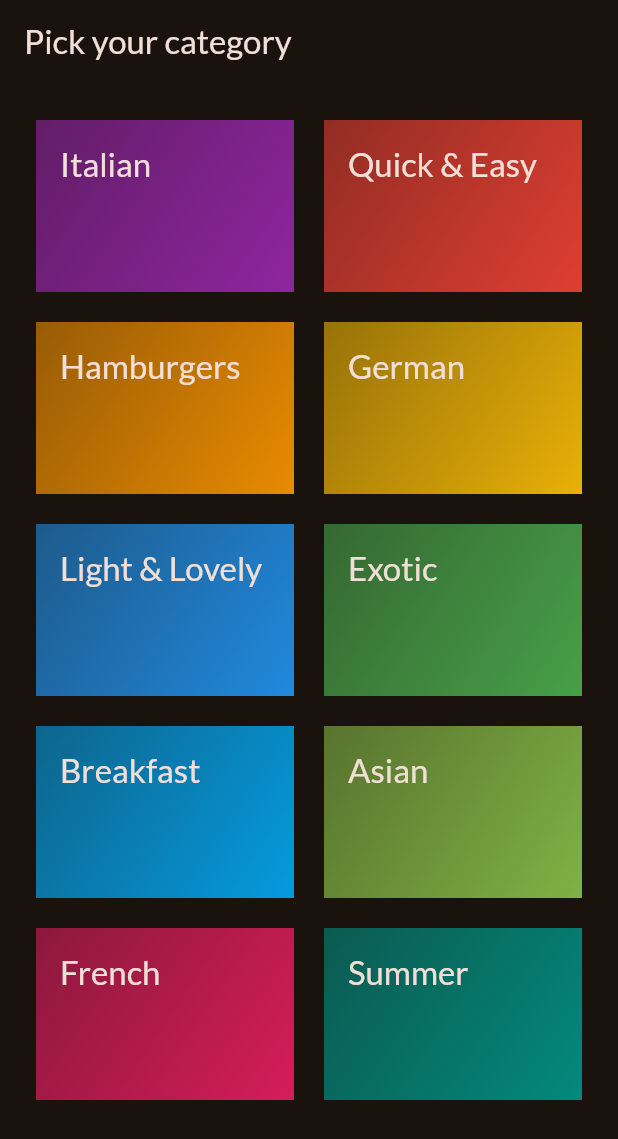
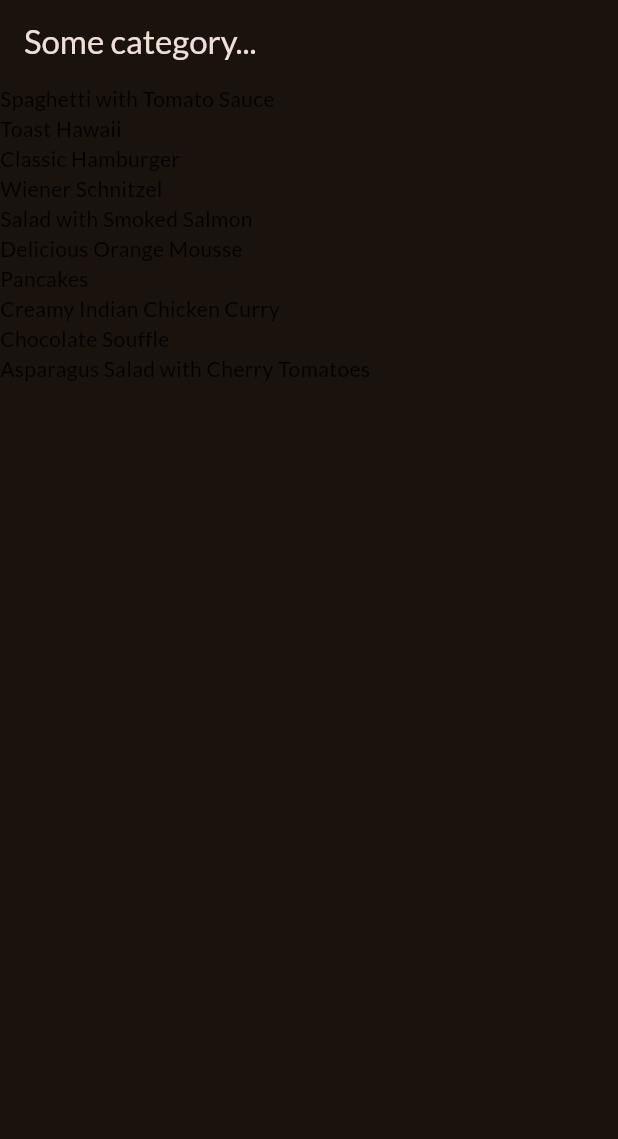
Before and after one commit to bhibbert/meals, a Flutter app: the screen it shows after launch, on a phone screen of 412 x 824 dp. Shown: the top 1139 px of the screen. Run offline on Flutter 3.47's test engine with Material 2 defaults, Android fonts, the phone set to English and light mode, and no system bars; our stand-ins replace google_fonts.

Commit message:
Added MealsScreen and Meals Data

```diff
--- a/lib/data/dummay_data.dart
+++ /dev/null
@@ -1,55 +0,0 @@
-import 'package:flutter/material.dart';
-import 'package:meals/models/meal_category.dart';
-
-const availableCategories = [
-  MealCategory(
-    id: 'c1',
-    title: 'Italian',
-    color: Colors.purple,
-  ),
-  MealCategory(
-    id: 'c2',
-    title: 'Quick & Easy',
-    color: Colors.red,
-  ),
-  MealCategory(
-    id: 'c3',
-    title: 'Hamburgers',
-    color: Colors.orange,
-  ),
-  MealCategory(
-    id: 'c4',
-    title: 'German',
-    color: Colors.amber,
-  ),
-  MealCategory(
-    id: 'c5',
-    title: 'Light & Lovely',
-    color: Colors.blue,
-  ),
-  MealCategory(
-    id: 'c6',
-    title: 'Exotic',
-    color: Colors.green,
-  ),
-  MealCategory(
-    id: 'c7',
-    title: 'Breakfast',
-    color: Colors.lightBlue,
-  ),
-  MealCategory(
-    id: 'c8',
-    title: 'Asian',
-    color: Colors.lightGreen,
-  ),
-  MealCategory(
-    id: 'c9',
-    title: 'French',
-    color: Colors.pink,
-  ),
-  MealCategory(
-    id: 'c10',
-    title: 'Summer',
-    color: Colors.teal,
-  ),
-];
--- /dev/null
+++ b/lib/data/dummy_data.dart
@@ -0,0 +1,409 @@
+import 'package:flutter/material.dart';
+
+import 'package:meals/models/category.dart';
+import 'package:meals/models/meal.dart';
+
+// Constants in Dart should be written in lowerCamelcase.
+const availableCategories = [
+  Category(
+    id: 'c1',
+    title: 'Italian',
+    color: Colors.purple,
+  ),
+  Category(
+    id: 'c2',
+    title: 'Quick & Easy',
+    color: Colors.red,
+  ),
+  Category(
+    id: 'c3',
+    title: 'Hamburgers',
+    color: Colors.orange,
+  ),
+  Category(
+    id: 'c4',
+    title: 'German',
+    color: Colors.amber,
+  ),
+  Category(
+    id: 'c5',
+    title: 'Light & Lovely',
+    color: Colors.blue,
+  ),
+  Category(
+    id: 'c6',
+    title: 'Exotic',
+    color: Colors.green,
+  ),
+  Category(
+    id: 'c7',
+    title: 'Breakfast',
+    color: Colors.lightBlue,
+  ),
+  Category(
+    id: 'c8',
+    title: 'Asian',
+    color: Colors.lightGreen,
+  ),
+  Category(
+    id: 'c9',
+    title: 'French',
+    color: Colors.pink,
+  ),
+  Category(
+    id: 'c10',
+    title: 'Summer',
+    color: Colors.teal,
+  ),
+];
+
+const dummyMeals = [
+  Meal(
+    id: 'm1',
+    categories: [
+      'c1',
+      'c2',
+    ],
+    title: 'Spaghetti with Tomato Sauce',
+    affordability: Affordability.affordable,
+    complexity: Complexity.simple,
+    imageUrl:
+        'https://upload.wikimedia.org/wikipedia/commons/thumb/2/20/Spaghetti_Bolognese_mit_Parmesan_oder_Grana_Padano.jpg/800px-Spaghetti_Bolognese_mit_Parmesan_oder_Grana_Padano.jpg',
+    duration: 20,
+    ingredients: [
+      '4 Tomatoes',
+      '1 Tablespoon of Olive Oil',
+      '1 Onion',
+      '250g Spaghetti',
+      'Spices',
+      'Cheese (optional)'
+    ],
+    steps: [
+      'Cut the tomatoes and the onion into small pieces.',
+      'Boil some water - add salt to it once it boils.',
+      'Put the spaghetti into the boiling water - they should be done in about 10 to 12 minutes.',
+      'In the meantime, heaten up some olive oil and add the cut onion.',
+      'After 2 minutes, add the tomato pieces, salt, pepper and your other spices.',
+      'The sauce will be done once the spaghetti are.',
+      'Feel free to add some cheese on top of the finished dish.'
+    ],
+    isGlutenFree: false,
+    isVegan: true,
+    isVegetarian: true,
+    isLactoseFree: true,
+  ),
+  Meal(
+    id: 'm2',
+    categories: [
+      'c2',
+    ],
+    title: 'Toast Hawaii',
+    affordability: Affordability.affordable,
+    complexity: Complexity.simple,
+    imageUrl:
+        'https://cdn.pixabay.com/photo/2018/07/11/21/51/toast-3532016_1280.jpg',
+    duration: 10,
+    ingredients: [
+      '1 Slice White Bread',
+      '1 Slice Ham',
+      '1 Slice Pineapple',
+      '1-2 Slices of Cheese',
+      'Butter'
+    ],
+    steps: [
+      'Butter one side of the white bread',
+      'Layer ham, the pineapple and cheese on the white bread',
+      'Bake the toast for round about 10 minutes in the oven at 200°C'
+    ],
+    isGlutenFree: false,
+    isVegan: false,
+    isVegetarian: false,
+    isLactoseFree: false,
+  ),
+  Meal(
+    id: 'm3',
+    categories: [
+      'c2',
+      'c3',
+    ],
+    title: 'Classic Hamburger',
+    affordability: Affordability.pricey,
+    complexity: Complexity.simple,
+    imageUrl:
+        'https://cdn.pixabay.com/photo/2014/10/23/18/05/burger-500054_1280.jpg',
+    duration: 45,
+    ingredients: [
+      '300g Cattle Hack',
+      '1 Tomato',
+      '1 Cucumber',
+      '1 Onion',
+      'Ketchup',
+      '2 Burger Buns'
+    ],
+    steps: [
+      'Form 2 patties',
+      'Fry the patties for c. 4 minutes on each side',
+      'Quickly fry the buns for c. 1 minute on each side',
+      'Bruch buns with ketchup',
+      'Serve burger with tomato, cucumber and onion'
+    ],
+    isGlutenFree: false,
+    isVegan: false,
+    isVegetarian: false,
+    isLactoseFree: true,
+  ),
+  Meal(
+    id: 'm4',
+    categories: [
+      'c4',
+    ],
+    title: 'Wiener Schnitzel',
+    affordability: Affordability.luxurious,
+    complexity: Complexity.challenging,
+    imageUrl:
+        'https://cdn.pixabay.com/photo/2018/03/31/19/29/schnitzel-3279045_1280.jpg',
+    duration: 60,
+    ingredients: [
+      '8 Veal Cutlets',
+      '4 Eggs',
+      '200g Bread Crumbs',
+      '100g Flour',
+      '300ml Butter',
+      '100g Vegetable Oil',
+      'Salt',
+      'Lemon Slices'
+    ],
+    steps: [
+      'Tenderize the veal to about 2–4mm, and salt on both sides.',
+      'On a flat plate, stir the eggs briefly with a fork.',
+      'Lightly coat the cutlets in flour then dip into the egg, and finally, coat in breadcrumbs.',
+      'Heat the butter and oil in a large pan (allow the fat to get very hot) and fry the schnitzels until golden brown on both sides.',
+      'Make sure to toss the pan regularly so that the schnitzels are surrounded by oil and the crumbing becomes ‘fluffy’.',
+      'Remove, and drain on kitchen paper. Fry the parsley in the remaining oil and drain.',
+      'Place the schnitzels on awarmed plate and serve garnishedwith parsley and slices of lemon.'
+    ],
+    isGlutenFree: false,
+    isVegan: false,
+    isVegetarian: false,
+    isLactoseFree: false,
+  ),
+  Meal(
+    id: 'm5',
+    categories: [
+      'c2'
+          'c5',
+      'c10',
+    ],
+    title: 'Salad with Smoked Salmon',
+    affordability: Affordability.luxurious,
+    complexity: Complexity.simple,
+    imageUrl:
+        'https://cdn.pixabay.com/photo/2016/10/25/13/29/smoked-salmon-salad-1768890_1280.jpg',
+    duration: 15,
+    ingredients: [
+      'Arugula',
+      'Lamb\'s Lettuce',
+      'Parsley',
+      'Fennel',
+      '200g Smoked Salmon',
+      'Mustard',
+      'Balsamic Vinegar',
+      'Olive Oil',
+      'Salt and Pepper'
+    ],
+    steps: [
+      'Wash and cut salad and herbs',
+      'Dice the salmon',
+      'Process mustard, vinegar and olive oil into a dessing',
+      'Prepare the salad',
+      'Add salmon cubes and dressing'
+    ],
+    isGlutenFree: true,
+    isVegan: false,
+    isVegetarian: true,
+    isLactoseFree: true,
+  ),
+  Meal(
+    id: 'm6',
+    categories: [
+      'c6',
+      'c10',
+    ],
+    title: 'Delicious Orange Mousse',
+    affordability: Affordability.affordable,
+    complexity: Complexity.hard,
+    imageUrl:
+        'https://cdn.pixabay.com/photo/2017/05/01/05/18/pastry-2274750_1280.jpg',
+    duration: 240,
+    ingredients: [
+      '4 Sheets of Gelatine',
+      '150ml Orange Juice',
+      '80g Sugar',
+      '300g Yoghurt',
+      '200g Cream',
+      'Orange Peel',
+    ],
+    steps: [
+      'Dissolve gelatine in pot',
+      'Add orange juice and sugar',
+      'Take pot off the stove',
+      'Add 2 tablespoons of yoghurt',
+      'Stir gelatin under remaining yoghurt',
+      'Cool everything down in the refrigerator',
+      'Whip the cream and lift it under die orange mass',
+      'Cool down again for at least 4 hours',
+      'Serve with orange peel',
+    ],
+    isGlutenFree: true,
+    isVegan: false,
+    isVegetarian: true,
+    isLactoseFree: false,
+  ),
+  Meal(
+    id: 'm7',
+    categories: [
+      'c7',
+    ],
+    title: 'Pancakes',
+    affordability: Affordability.affordable,
+    complexity: Complexity.simple,
+    imageUrl:
+        'https://cdn.pixabay.com/photo/2018/07/10/21/23/pancake-3529653_1280.jpg',
+    duration: 20,
+    ingredients: [
+      '1 1/2 Cups all-purpose Flour',
+      '3 1/2 Teaspoons Baking Powder',
+      '1 Teaspoon Salt',
+      '1 Tablespoon White Sugar',
+      '1 1/4 cups Milk',
+      '1 Egg',
+      '3 Tablespoons Butter, melted',
+    ],
+    steps: [
+      'In a large bowl, sift together the flour, baking powder, salt and sugar.',
+      'Make a well in the center and pour in the milk, egg and melted butter; mix until smooth.',
+      'Heat a lightly oiled griddle or frying pan over medium high heat.',
+      'Pour or scoop the batter onto the griddle, using approximately 1/4 cup for each pancake. Brown on both sides and serve hot.'
+    ],
+    isGlutenFree: true,
+    isVegan: false,
+    isVegetarian: true,
+    isLactoseFree: false,
+  ),
+  Meal(
+    id: 'm8',
+    categories: [
+      'c8',
+    ],
+    title: 'Creamy Indian Chicken Curry',
+    affordability: Affordability.pricey,
+    complexity: Complexity.challenging,
+    imageUrl:
+        'https://cdn.pixabay.com/photo/2018/06/18/16/05/indian-food-3482749_1280.jpg',
+    duration: 35,
+    ingredients: [
+      '4 Chicken Breasts',
+      '1 Onion',
+      '2 Cloves of Garlic',
+      '1 Piece of Ginger',
+      '4 Tablespoons Almonds',
+      '1 Teaspoon Cayenne Pepper',
+      '500ml Coconut Milk',
+    ],
+    steps: [
+      'Slice and fry the chicken breast',
+      'Process onion, garlic and ginger into paste and sauté everything',
+      'Add spices and stir fry',
+      'Add chicken breast + 250ml of water and cook everything for 10 minutes',
+      'Add coconut milk',
+      'Serve with rice'
+    ],
+    isGlutenFree: true,
+    isVegan: false,
+    isVegetarian: false,
+    isLactoseFree: true,
+  ),
+  Meal(
+    id: 'm9',
+    categories: [
+      'c9',
+    ],
+    title: 'Chocolate Souffle',
+    affordability: Affordability.affordable,
+    complexity: Complexity.hard,
+    imageUrl:
+        'https://cdn.pixabay.com/photo/2014/08/07/21/07/souffle-412785_1280.jpg',
+    duration: 45,
+    ingredients: [
+      '1 Teaspoon melted Butter',
+      '2 Tablespoons white Sugar',
+      '2 Ounces 70% dark Chocolate, broken into pieces',
+      '1 Tablespoon Butter',
+      '1 Tablespoon all-purpose Flour',
+      '4 1/3 tablespoons cold Milk',
+      '1 Pinch Salt',
+      '1 Pinch Cayenne Pepper',
+      '1 Large Egg Yolk',
+      '2 Large Egg Whites',
+      '1 Pinch Cream of Tartar',
+      '1 Tablespoon white Sugar',
+    ],
+    steps: [
+      'Preheat oven to 190°C. Line a rimmed baking sheet with parchment paper.',
+      'Brush bottom and sides of 2 ramekins lightly with 1 teaspoon melted butter; cover bottom and sides right up to the rim.',
+      'Add 1 tablespoon white sugar to ramekins. Rotate ramekins until sugar coats all surfaces.',
+      'Place chocolate pieces in a metal mixing bowl.',
+      'Place bowl over a pan of about 3 cups hot water over low heat.',
+      'Melt 1 tablespoon butter in a skillet over medium heat. Sprinkle in flour. Whisk until flour is incorporated into butter and mixture thickens.',
+      'Whisk in cold milk until mixture becomes smooth and thickens. Transfer mixture to bowl with melted chocolate.',
+      'Add salt and cayenne pepper. Mix together thoroughly. Add egg yolk and mix to combine.',
+      'Leave bowl above the hot (not simmering) water to keep chocolate warm while you whip the egg whites.',
+      'Place 2 egg whites in a mixing bowl; add cream of tartar. Whisk until mixture begins to thicken and a drizzle from the whisk stays on the surface about 1 second before disappearing into the mix.',
+      'Add 1/3 of sugar and whisk in. Whisk in a bit more sugar about 15 seconds.',
+      'whisk in the rest of the sugar. Continue whisking until mixture is about as thick as shaving cream and holds soft peaks, 3 to 5 minutes.',
+      'Transfer a little less than half of egg whites to chocolate.',
+      'Mix until egg whites are thoroughly incorporated into the chocolate.',
+      'Add the rest of the egg whites; gently fold into the chocolate with a spatula, lifting from the bottom and folding over.',
+      'Stop mixing after the egg white disappears. Divide mixture between 2 prepared ramekins. Place ramekins on prepared baking sheet.',
+      'Bake in preheated oven until scuffles are puffed and have risen above the top of the rims, 12 to 15 minutes.',
+    ],
+    isGlutenFree: true,
+    isVegan: false,
+    isVegetarian: true,
+    isLactoseFree: false,
+  ),
+  Meal(
+    id: 'm10',
+    categories: [
+      'c2',
+      'c5',
+      'c10',
+    ],
+    title: 'Asparagus Salad with Cherry Tomatoes',
+    affordability: Affordability.luxurious,
+    complexity: Complexity.simple,
+    imageUrl:
+        'https://cdn.pixabay.com/photo/2018/04/09/18/26/asparagus-3304997_1280.jpg',
+    duration: 30,
+    ingredients: [
+      'White and Green Asparagus',
+      '30g Pine Nuts',
+      '300g Cherry Tomatoes',
+      'Salad',
+      'Salt, Pepper and Olive Oil'
+    ],
+    steps: [
+      'Wash, peel and cut the asparagus',
+      'Cook in salted water',
+      'Salt and pepper the asparagus',
+      'Roast the pine nuts',
+      'Halve the tomatoes',
+      'Mix with asparagus, salad and dressing',
+      'Serve with Baguette'
+    ],
+    isGlutenFree: true,
+    isVegan: true,
+    isVegetarian: true,
+    isLactoseFree: true,
+  ),
+];
--- a/lib/main.dart
+++ b/lib/main.dart
@@ -1,7 +1,9 @@
 import 'package:flutter/material.dart';
 
 import 'package:google_fonts/google_fonts.dart';
-import 'package:meals/screens/categories.dart';
+import 'package:meals/data/dummy_data.dart';
+// import 'package:meals/screens/categories.dart';
+import 'package:meals/screens/meals.dart';
 
 final theme = ThemeData(
   useMaterial3: true,
@@ -22,8 +24,8 @@ class App extends StatelessWidget {
   @override
   Widget build(BuildContext context) {
     return MaterialApp(
-      theme: theme,
-      home: const CategoriesScreen(),
-    );
+        theme: theme,
+        // home: const CategoriesScreen(),
+        home: const MealsScreen(title: 'Some category...', meals: dummyMeals));
   }
 }
--- a/lib/models/meal_category.dart
+++ b/lib/models/category.dart
@@ -1,7 +1,7 @@
 import 'package:flutter/material.dart';
 
-class MealCategory {
-  const MealCategory({
+class Category {
+  const Category({
     required this.id,
     required this.title,
     this.color = Colors.orange,
--- /dev/null
+++ b/lib/models/meal.dart
@@ -0,0 +1,43 @@
+enum Complexity {
+  simple,
+  challenging,
+  hard,
+}
+
+enum Affordability {
+  affordable,
+  pricey,
+  luxurious,
+}
+
+class Meal {
+  const Meal({
+    required this.id,
+    required this.categories,
+    required this.title,
+    required this.imageUrl,
+    required this.ingredients,
+    required this.steps,
+    required this.duration,
+    required this.complexity,
+    required this.affordability,
+    required this.isGlutenFree,
+    required this.isLactoseFree,
+    required this.isVegan,
+    required this.isVegetarian,
+  });
+
+  final String id;
+  final List<String> categories;
+  final String title;
+  final String imageUrl;
+  final List<String> ingredients;
+  final List<String> steps;
+  final int duration;
+  final Complexity complexity;
+  final Affordability affordability;
+  final bool isGlutenFree;
+  final bool isLactoseFree;
+  final bool isVegan;
+  final bool isVegetarian;
+}
--- a/lib/screens/categories.dart
+++ b/lib/screens/categories.dart
@@ -1,5 +1,5 @@
 import 'package:flutter/material.dart';
-import 'package:meals/data/dummay_data.dart';
+import 'package:meals/data/dummy_data.dart';
 import 'package:meals/widgets/category_grid_item.dart';
 
 class CategoriesScreen extends StatelessWidget {
@@ -20,8 +20,8 @@ class CategoriesScreen extends StatelessWidget {
             mainAxisSpacing: 20,
           ),
           children: [
-            for (final mealCategory in availableCategories)
-              CategoryGridItem(mealCategory: mealCategory)
+            for (final category in availableCategories)
+              CategoryGridItem(category: category)
           ],
         ));
   }
--- /dev/null
+++ b/lib/screens/meals.dart
@@ -0,0 +1,44 @@
+import 'package:flutter/material.dart';
+import 'package:meals/models/meal.dart';
+
+class MealsScreen extends StatelessWidget {
+  const MealsScreen({super.key, required this.title, required this.meals});
+
+  final String title;
+  final List<Meal> meals;
+
+  @override
+  Widget build(BuildContext context) {
+    Widget content = Center(
+      child: Column(
+        mainAxisSize: MainAxisSize.min,
+        children: [
+          Text('Oh oh ... nothing here!',
+              style: Theme.of(context).textTheme.headlineLarge!.copyWith(
+                    color: Theme.of(context).colorScheme.onBackground,
+                  )),
+          const SizedBox(
+            height: 16,
+          ),
+          Text('Try selecting a different category',
+              style: Theme.of(context).textTheme.bodyLarge!.copyWith(
+                    color: Theme.of(context).colorScheme.onBackground,
+                  )),
+        ],
+      ),
+    );
+
+    if (meals.isNotEmpty) {
+      content = ListView.builder(
+          itemCount: meals.length,
+          itemBuilder: ((context, index) => Text(meals[index].title)));
+    }
+
+    return Scaffold(
+      appBar: AppBar(
+        title: Text(title),
+      ),
+      body: content,
+    );
+  }
+}
--- a/lib/widgets/category_grid_item.dart
+++ b/lib/widgets/category_grid_item.dart
@@ -1,32 +1,38 @@
 import 'package:flutter/material.dart';
-import 'package:meals/models/meal_category.dart';
+import 'package:meals/models/category.dart';
 
 class CategoryGridItem extends StatelessWidget {
   const CategoryGridItem({
     super.key,
-    required this.mealCategory,
+    required this.category,
   });
 
-  final MealCategory mealCategory;
+  final Category category;
 
   @override
   Widget build(BuildContext context) {
-    return Container(
+    return InkWell(
+      onTap: () {},
+      splashColor: Theme.of(context).primaryColor,
+      borderRadius: BorderRadius.circular(8),
+      child: Container(
         padding: const EdgeInsets.all(16),
         decoration: BoxDecoration(
+          borderRadius: BorderRadius.circular(8),
           gradient: LinearGradient(
             colors: [
-            mealCategory.color.withOpacity(0.55),
-            mealCategory.color.withOpacity(0.9),
+              category.color.withOpacity(0.55),
+              category.color.withOpacity(0.9),
             ],
             begin: Alignment.topLeft,
             end: Alignment.bottomRight,
           ),
         ),
         child: Text(
-        mealCategory.title,
+          category.title,
           style: Theme.of(context).textTheme.titleLarge!.copyWith(
                 color: Theme.of(context).colorScheme.onBackground,
+              ),
         ),
       ),
     );
```
Lines whose indentation alone changed are shown as unchanged.
